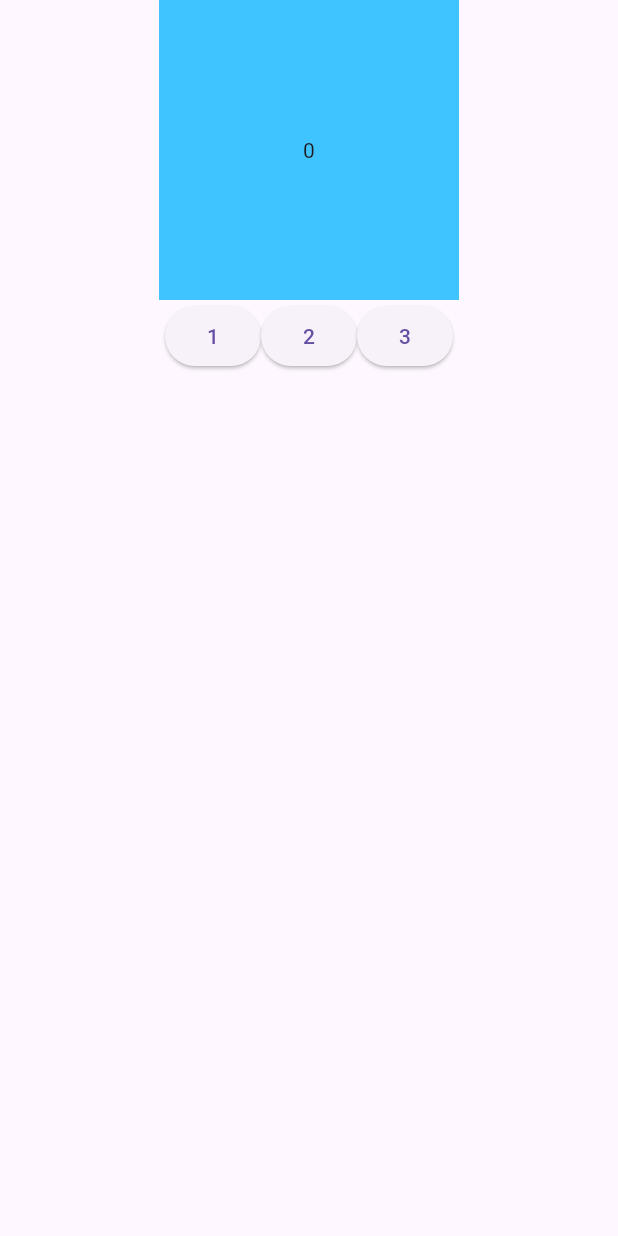
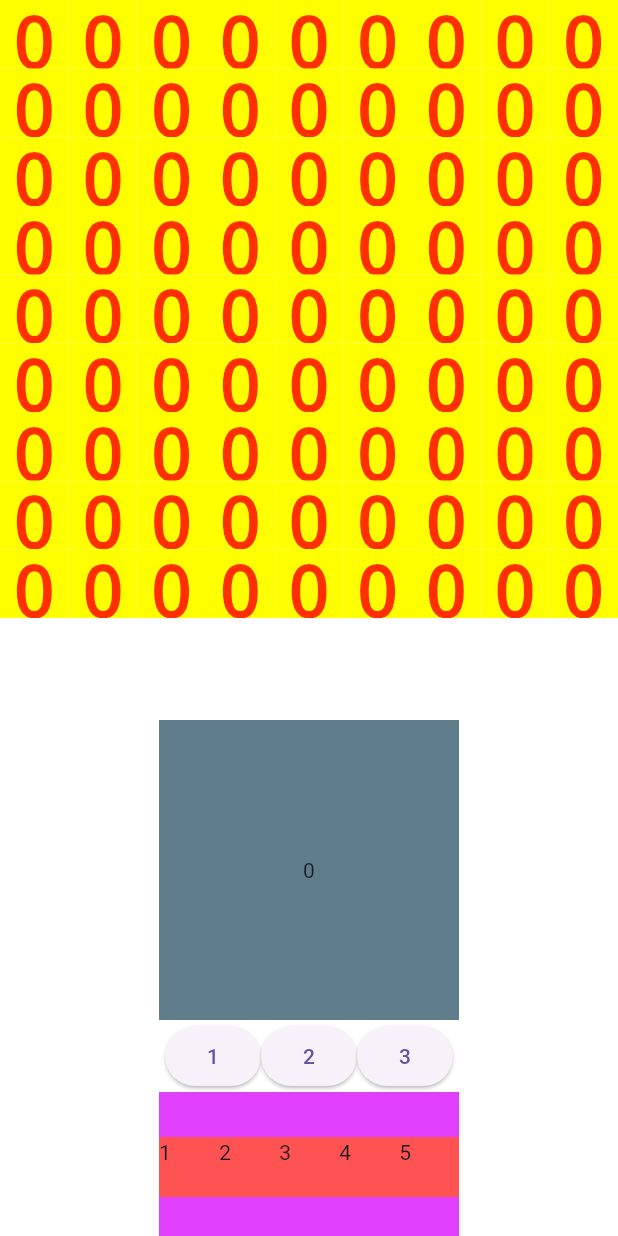
Before and after one commit to hungnh219/SudokuApp, a Flutter app: the screen it shows after launch, on a phone screen of 412 x 824 dp. Run offline on Flutter 3.47's test engine with Material 3 defaults, Android fonts, the phone set to English and light mode, and no system bars; our stand-ins replace flutter_bloc.

Commit message:
[add] use bloc for a cell and display game board

```diff
--- a/lib/bloc/cell/cell_bloc.dart
+++ b/lib/bloc/cell/cell_bloc.dart
@@ -1,42 +1,21 @@
-import 'dart:async';
+import 'dart:math';
 
 import 'package:flutter_bloc/flutter_bloc.dart';
 import 'package:sudoku/bloc/cell/cell_event.dart';
 import 'package:sudoku/bloc/cell/cell_state.dart';
 
-class CellBloc extends Bloc<CellEvent, CellState>{
-  static List<int> chosenCell = [-1, -1];
+class CellBloc extends Bloc<CellEvent, CellState> {
+  CellBloc() : super(CellState(0, false)) {
+    on<ClickCell>((event, emit) {
+      emit(CellState(state.value, !state.isClick));
+    });
 
-  CellBloc() : super(InitCellState(0)) {
-    on<ChangeValueCell>((event, emit) => emit(CellWithValue(event.newValue)));
-    on<ChooseCell>((event, emit) => emit(CellClicked(event.isClick)));
+    on<ChangeValueCell>((event, emit) {
+      if (state.isClick) {
+        emit(CellState(event.newValue, state.isClick));
+      } else {
+        emit(CellState(state.value, state.isClick));
+      }
+    });
   }
-
 }
-
-// class CellBloc {
-//   final initState = CellState.initCell();
-//   var cellState = CellState(5);
-
-//   final eventController = StreamController<CellEvent>();
-//   final stateController = StreamController<CellState>();
-
-//   Stream<CellState> get state => stateController.stream;
-
-//   void setValue(CellEvent event, int newValue) {
-//     if (event is setCellValue) {
-//       // cellState = CellState(newValue++);
-//       stateController.sink.add(CellState(newValue++));
-
-//       print('object');
-//     } else if (event is chooseCell) {
-//       cellState = CellState(cellState.cellValue);
-//     } else {
-//       cellState = CellState.initCell();
-//     }
-
-//     // stateController.sink.add(cellState);
-//   }
-
-//   void dispose() {}
-// }
--- a/lib/bloc/cell/cell_event.dart
+++ b/lib/bloc/cell/cell_event.dart
@@ -1,16 +1,11 @@
-// enum events = setValue;
-// enum CellEvent { setValue }
-
 abstract class CellEvent {}
 
-class ChangeValueCell extends CellEvent {
+class ChangeValueCell extends CellEvent{
   int newValue;
 
   ChangeValueCell(this.newValue);
 }
 
-class ChooseCell extends CellEvent {
-  bool isClick;
-
-  ChooseCell(this.isClick);
+class ClickCell extends CellEvent{
+  ClickCell();
 }
--- a/lib/bloc/cell/cell_state.dart
+++ b/lib/bloc/cell/cell_state.dart
@@ -1,32 +1,6 @@
-abstract class CellState{}
+class CellState{
+  int value;
+  bool isClick;
 
-class InitCellState extends CellState {
-  int value;
-
-  InitCellState(this.value);
+  CellState(this.value, this.isClick);
 }
-
-class CellWithValue extends CellState {
-  int value;
-  CellWithValue(this.value);
-}
-
-class CellClicked extends CellState {
-  bool isClick;
-  int row;
-  int col;
-  CellClicked(this.isClick, this.row, this.col);
-}
-
-// class CellState {
-//   int cellValue;
-//   bool isClick;
-
-//   CellState(this.cellValue, this.isClick);
-
-//   int get value => cellValue;
-
-//   factory CellState.initCell() {
-//     return CellState(0, false);
-//   }
-// }
--- a/lib/data/repository/jsonToClassData.json
+++ /dev/null
@@ -1,2 +0,0 @@
-// where communicates with business logic layer
-// convert draw data into model data for the app
--- a/lib/main.dart
+++ b/lib/main.dart
@@ -12,13 +12,22 @@ class MyApp extends StatelessWidget {
 
   // This widget is the root of your application.
   @override
+  // Widget build(BuildContext context) {
+  //   return BlocProvider(
+  //     create: (_) => CellBloc(),
+  //     child: MaterialApp(
+  //       debugShowCheckedModeBanner: false,
+  //       home: GameScreen(),
+  //     ),
+  //   );
+  // }
   Widget build(BuildContext context) {
-    return BlocProvider(
-      create: (_) => CellBloc(),
-      child: MaterialApp(
-        debugShowCheckedModeBanner: false,
-        home: GameScreen(),
-      ),
-    );
+    return MaterialApp(
+      home: BlocProvider(
+        create: (context) => CellBloc(),
+        child: GameScreen(),
+        ),
+        // child: GameScreen())
+      );
   }
 }
--- a/lib/presentation/screens/game/game_page.dart
+++ b/lib/presentation/screens/game/game_page.dart
@@ -2,7 +2,9 @@ import 'package:flutter/material.dart';
 import 'package:flutter_bloc/flutter_bloc.dart';
 import 'package:sudoku/bloc/cell/cell_bloc.dart';
 import 'package:sudoku/bloc/cell/cell_event.dart';
+import 'package:sudoku/bloc/cell/cell_event.dart';
 import 'package:sudoku/bloc/cell/cell_state.dart';
+import 'package:sudoku/presentation/screens/game/widget/action_button_custom.dart';
 
 class GameScreen extends StatelessWidget {
   const GameScreen({super.key});
@@ -10,49 +12,57 @@ class GameScreen extends StatelessWidget {
   @override
   Widget build(BuildContext context) {
     final cellBloc = context.read<CellBloc>();
+    // String cellValue = 'huhu';
 
-    BoxDecoration clickedStyle = BoxDecoration(
-      color: Colors.lightBlueAccent,
+    BoxDecoration clickedBoxStyle = BoxDecoration(
        border: Border.all(
                     color: Colors.redAccent,
                     width: 4,
                   )
     );
 
-    return Scaffold(
-      body: BlocBuilder<CellBloc, CellState>(
-        builder: (context, state) {
-          int value = 0;
-          bool isClicked = false;
+    BoxDecoration notClickedBoxStyle = BoxDecoration(
+       color: Colors.blueGrey
+    );
 
-          if (state is CellWithValue) {
-            value = state.value;
-          } else if (state is CellClicked) {
-            isClicked = true;
-          } else {
-            value = 0;
-            isClicked = false;
+    actionButtonPressed() {
     }
 
+    cellTapped () {
+      print('cell tap check');
+      cellBloc.add(ClickCell());
+    }
+    return BlocBuilder<CellBloc, CellState>(builder: (context, state) {
       return Column(
         children: [
-              InkWell(
-                onTap: () {
-                  isClicked = !isClicked;
-                  cellBloc.add(ChooseCell(isClicked));
-                  print((isClicked).toString());
-                },
+          Container(
+            constraints: BoxConstraints(maxHeight: double.infinity),
+            height: 480,
+
+            width: double.infinity,
+            child: GridView.count(
+              crossAxisCount: 9,
+              mainAxisSpacing: 0,
+              crossAxisSpacing: 0,
+              children: [
+                for(int i = 0; i < 9; i++)
+                  for (int j = 0; j < 9; j++)
+                    Container(height:20, width: 10, color: Colors.yellowAccent, child: Center(child: Text('0')),)
+              ],
+            ),
+          ),
+          Material(
+            child: InkWell(
+              onTap: cellTapped,
               child: Container(
                 height: 200,
                 width: 200,
-                  // color: Colors.lightBlueAccent,
-                  decoration: isClicked ? clickedStyle :  BoxDecoration(
-                    color: Colors.lightBlueAccent
-                  ),
-                  child: Center(child: Text('$value')),
+                // color: Colors.greenAccent,
+                decoration: state.isClick ? clickedBoxStyle : notClickedBoxStyle,
+                child: Center(child: Text(state.value.toString())),
               ),
             ),
-
+          ),
           Row(
             mainAxisAlignment: MainAxisAlignment.center,
             children: [
@@ -60,25 +70,40 @@ class GameScreen extends StatelessWidget {
                   onPressed: () {
                     cellBloc.add(ChangeValueCell(1));
                   },
-                    child: Text('1')
-                  ),
+                  child: Text('1')),
               ElevatedButton(
                   onPressed: () {
                     cellBloc.add(ChangeValueCell(2));
                   },
-                    child: Text('2')
+                  child: Text('2')),
+              ElevatedButton(onPressed: () {
+                cellBloc.add(ChangeValueCell(3));
+              }, child: Text('3')),
+            ],
           ),
-                  ElevatedButton(
-                    onPressed: () {
-                      cellBloc.add(ChangeValueCell(3));
-                    },
-                    child: Text('3')
-                  ),
-                ],)
+          // Expanded(
+          //   child: ListView.builder(
+          //     scrollDirection: Axis.horizontal,
+          //     // shrinkWrap: true,
+          //     padding: EdgeInsets.all(4),
+          //     itemCount: 9,
+          //     itemBuilder: (context, index) {
+          //       return ActionButtonCustom(index: index);
+          //     }
+          //   ),
+          // )
+          Container(
+            height: 100,
+            width: 200,
+            color: Colors.purpleAccent,
+            child: SingleChildScrollView(
+              scrollDirection: Axis.horizontal,
+              child: Row(children: [
+                for(int i = 0; i < 9; i++) ActionButtonCustom(index: i)
+              ],),),
+          )
         ],
       );
-        }
-      ),
-    );
+    });
   }
 }
--- a/lib/presentation/screens/game/widget/action_button_custom.dart
+++ b/lib/presentation/screens/game/widget/action_button_custom.dart
@@ -1,10 +1,31 @@
 import 'package:flutter/material.dart';
+import 'package:flutter_bloc/flutter_bloc.dart';
+import 'package:sudoku/bloc/cell/cell_bloc.dart';
+import 'package:sudoku/bloc/cell/cell_event.dart';
 
 class ActionButtonCustom extends StatelessWidget {
-  const ActionButtonCustom({super.key});
+  const ActionButtonCustom({super.key, required this.index});
 
+  final int index;
   @override
   Widget build(BuildContext context) {
-    return const Placeholder();
+    final blocCell = context.read<CellBloc>();
+
+    int cellValue = index + 1;
+    onTappedButton() {
+      blocCell.add(ChangeValueCell(cellValue));
+    }
+
+    return Material(
+      child: InkWell(
+        onTap: onTappedButton,
+        child: Container(
+            height: 40,
+            width: 40,
+            color: Colors.redAccent,
+            child: Text(cellValue.toString()),
+        ),
+      ),
+    );
   }
 }
```
Lines whose indentation alone changed are shown as unchanged.
